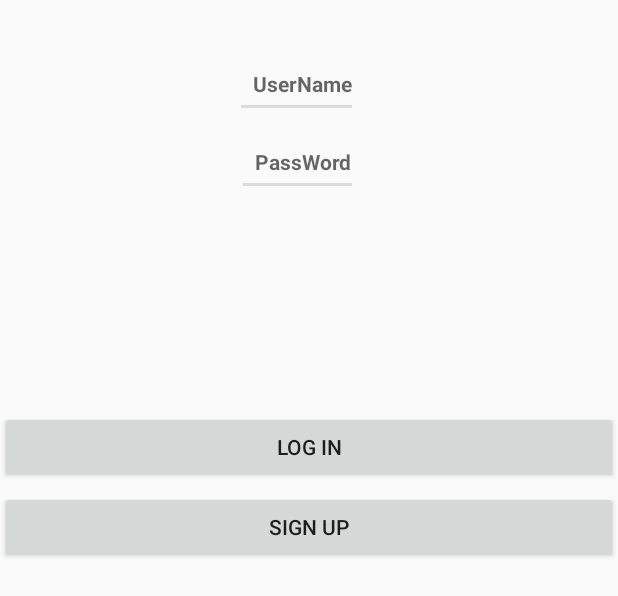
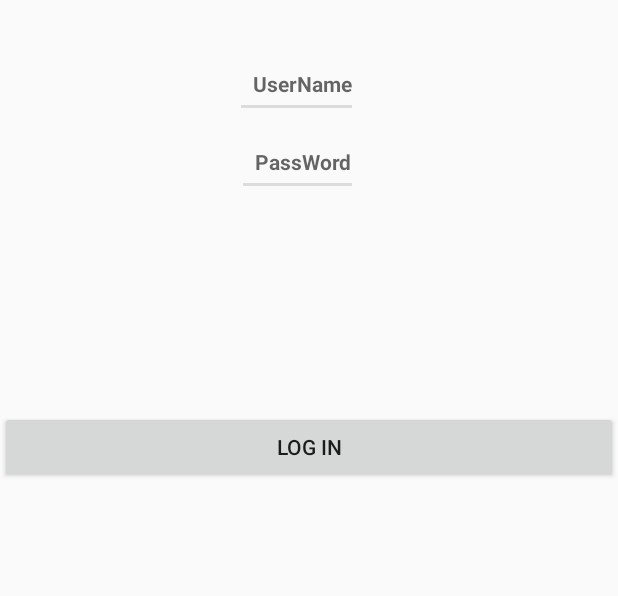
Before and after one commit to sadatkia/MyAnnuallyTasks, an Android app: the layout fragment_sign_up_.xml on its own in the app's theme, with its tools: preview values and no code run, on a phone screen of 412 x 824 dp. Shown: the top 596 px of the screen. Run offline under Robolectric (Android 15) with nearby library versions, the phone set to English and light mode, and no system bars.

```diff
--- a/app/src/main/res/layout/fragment_sign_up_.xml
+++ b/app/src/main/res/layout/fragment_sign_up_.xml
@@ -51,15 +51,6 @@
         app:layout_constraintStart_toStartOf="parent"
         app:layout_constraintTop_toBottomOf="@+id/id_PassWord" />
 
-    <Button
-        android:id="@+id/button2"
-        android:layout_width="0dp"
-        android:layout_height="wrap_content"
-        android:layout_marginTop="5dp"
-        android:text="@string/idsign_up"
-        app:layout_constraintEnd_toEndOf="parent"
-        app:layout_constraintHorizontal_bias="0.439"
-        app:layout_constraintStart_toStartOf="parent"
-        app:layout_constraintTop_toBottomOf="@+id/id_button_login" />
+
 
 </androidx.constraintlayout.widget.ConstraintLayout>
```
